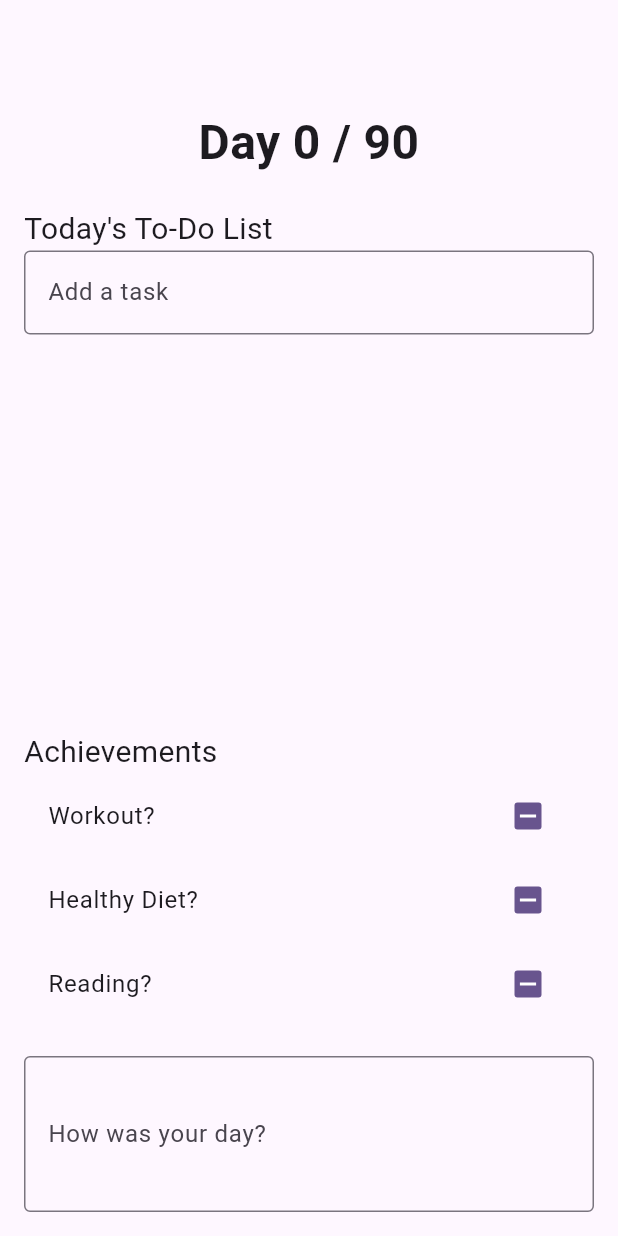
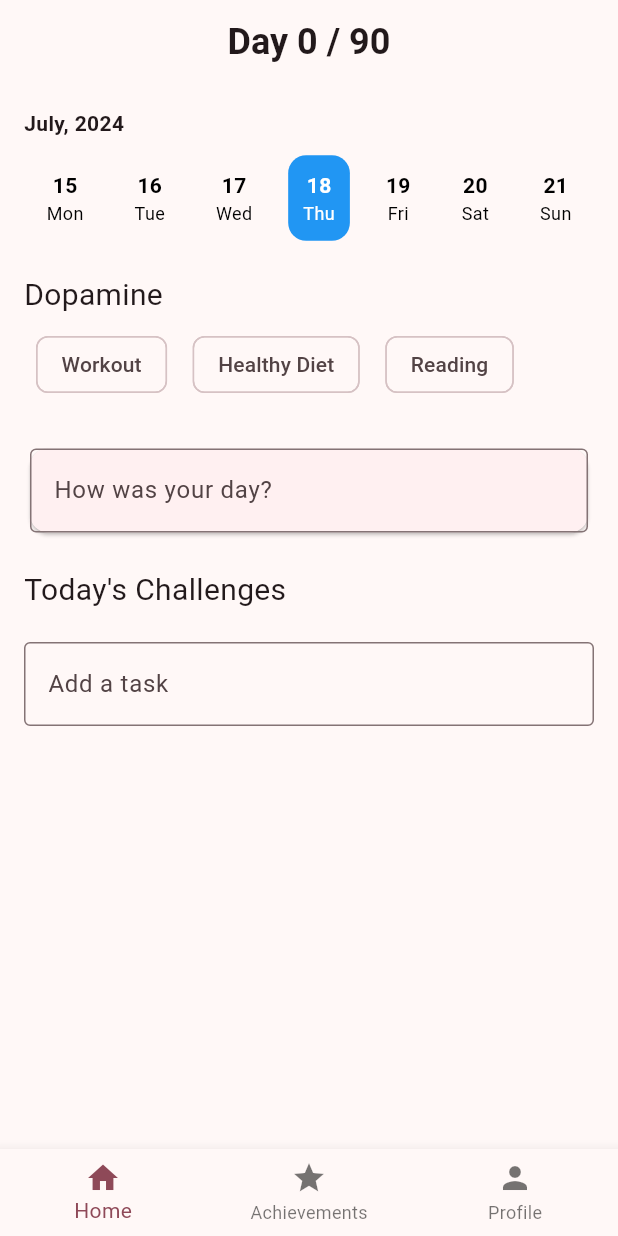
Before and after one commit to ranvirpawar/Super-90, a Flutter app: the screen it shows after launch, on a phone screen of 412 x 824 dp. Run offline on Flutter 3.47's test engine with Material 3 defaults, Android fonts, the phone set to English and light mode, and no system bars; our stand-ins replace get, shared_preferences, table_calendar.

Commit message:
refactor: view-layout

```diff
--- /dev/null
+++ b/lib/constants/app_strings.dart
@@ -0,0 +1,5 @@
+class AppString{
+static const String appName = "Super 90";
+static const String todaysChallenges = "Today's Challenges";
+static const String dopamineText = "Dopamine";
+}
--- a/lib/main.dart
+++ b/lib/main.dart
@@ -1,5 +1,6 @@
 import 'package:flutter/material.dart';
 import 'package:super90/view/homescreen.dart';
+import 'package:super90/view/app_screen.dart';
 
 void main() {
   runApp(const MyApp());
@@ -15,10 +16,12 @@ class MyApp extends StatelessWidget {
       debugShowCheckedModeBanner: false,
       title: 'Flutter Demo',
       theme: ThemeData(
-        colorScheme: ColorScheme.fromSeed(seedColor: Colors.deepPurple),
+        colorScheme: ColorScheme.fromSeed(
+          seedColor: Color.fromARGB(255, 190, 10, 82),
+        ),
         useMaterial3: true,
       ),
-      home: HomeScreen(),
+      home: AppScreen(),
     );
   }
 }
--- /dev/null
+++ b/lib/view/app_screen.dart
@@ -0,0 +1,54 @@
+import 'package:flutter/material.dart';
+import 'package:super90/view/achivements.dart';
+import 'package:super90/view/homescreen.dart';
+
+class AppScreen extends StatefulWidget {
+  const AppScreen({super.key});
+
+  @override
+  State<AppScreen> createState() => _AppScreenState();
+}
+
+class _AppScreenState extends State<AppScreen> {
+  int _currentIndex = 0;
+
+  final List<Widget> _children = [
+    HomeScreen(),
+    Achievements(),
+    Profile(), // Assuming you have a Profile screen
+  ];
+
+  void _onItemTapped(int index) {
+    setState(() {
+      _currentIndex = index;
+    });
+  }
+
+  @override
+  Widget build(BuildContext context) {
+    return Scaffold(
+      body: IndexedStack(
+        index: _currentIndex,
+        children: _children,
+      ),
+      bottomNavigationBar: BottomNavigationBar(
+        currentIndex: _currentIndex,
+        onTap: _onItemTapped,
+        items: [
+          BottomNavigationBarItem(
+            icon: Icon(Icons.home),
+            label: 'Home',
+          ),
+          BottomNavigationBarItem(
+            icon: Icon(Icons.star),
+            label: 'Achievements',
+          ),
+          BottomNavigationBarItem(
+            icon: Icon(Icons.person),
+            label: 'Profile',
+          ),
+        ],
+      ),
+    );
+  }
+}
--- a/lib/view/homescreen.dart
+++ b/lib/view/homescreen.dart
@@ -2,12 +2,14 @@ import 'dart:convert';
 
 import 'package:flutter/material.dart';
 import 'package:get/get.dart';
-import 'package:shared_preferences/shared_preferences.dart';
+import 'package:super90/components/horizontal_calender.dart';
+import 'package:super90/constants/app_strings.dart';
 import 'package:super90/controller/achivement_controller.dart';
 import 'package:super90/controller/countdown_controller.dart';
 import 'package:super90/controller/homescreen_controller.dart';
 import 'package:super90/controller/task_controller.dart';
-import 'package:super90/data/model/dailydata_model.dart';
+import 'package:super90/data/model/task_model.dart';
+import 'package:super90/view/achivements.dart';
 
 class HomeScreen extends StatelessWidget {
   final CountdownController countdownController =
@@ -17,26 +19,81 @@ class HomeScreen extends StatelessWidget {
   Widget build(BuildContext context) {
     final currentDate = DateTime.now().toIso8601String().split('T')[0];
     final TaskController taskController = Get.put(TaskController(currentDate));
-    final AchievementController achievementController =
-        Get.put(AchievementController(currentDate));
+    final DopamineController achievementController =
+        Get.put(DopamineController(currentDate));
     final HomeScreenController homeScreenController =
         Get.put(HomeScreenController());
 
     return Scaffold(
-      appBar: AppBar(),
+      appBar: AppBar(
+        title: Obx(
+          () => Text(
+            'Day ${countdownController.daysPassed} / 90',
+            style: TextStyle(fontSize: 24, fontWeight: FontWeight.bold),
+            textAlign: TextAlign.center,
+          ),
+        ),
+        centerTitle: true,
+      ),
       body: Padding(
         padding: const EdgeInsets.all(16.0),
+        child: Expanded(
           child: Column(
             mainAxisAlignment: MainAxisAlignment.start,
             crossAxisAlignment: CrossAxisAlignment.stretch,
             children: [
-            Obx(() => Text(
-                  'Day ${countdownController.daysPassed} / 90',
-                  style: TextStyle(fontSize: 32, fontWeight: FontWeight.bold),
-                  textAlign: TextAlign.center,
-                )),
+              HorizontalCalendar(
+                onSelected: (selectedDate) {
+                  // Update controllers with the selected date
+                  final formattedDate =
+                      selectedDate.toIso8601String().split('T')[0];
+                },
+              ),
               SizedBox(height: 20),
-            Text('Today\'s To-Do List', style: TextStyle(fontSize: 20)),
+              const Text(AppString.dopamineText,
+                  style: TextStyle(fontSize: 20)),
+              Wrap(
+                spacing: 1,
+                runSpacing: 0.5,
+                children: [
+                  Obx(
+                    () => DopamineChips(
+                        achievementController: achievementController,
+                        title: 'Workout',
+                        isSelected: achievementController.workout.value),
+                  ),
+                  Obx(
+                    () => DopamineChips(
+                        title: 'Healthy Diet',
+                        achievementController: achievementController,
+                        isSelected: achievementController.healthyDiet.value),
+                  ),
+                  Obx(
+                    () => DopamineChips(
+                        title: 'Reading',
+                        achievementController: achievementController,
+                        isSelected: achievementController.reading.value),
+                  ),
+                ],
+              ),
+              SizedBox(height: 20),
+              Card(
+                child: TextField(
+                  decoration: InputDecoration(
+                    border: OutlineInputBorder(),
+                    labelText: 'How was your day?',
+                  ),
+                  onChanged: (text) {
+                    homeScreenController.saveDailyNote(currentDate, text);
+                  },
+                ),
+              ),
+              SizedBox(height: 20),
+              const Text(
+                AppString.todaysChallenges,
+                style: TextStyle(fontSize: 20),
+              ),
+              const SizedBox(height: 20),
               TextField(
                 decoration: InputDecoration(
                   labelText: 'Add a task',
@@ -49,56 +106,109 @@ class HomeScreen extends StatelessWidget {
                 },
               ),
               Expanded(
-              child: Obx(() => ListView.builder(
+                child: Obx(
+                  () => ListView.builder(
                     itemCount: taskController.tasks.length,
                     itemBuilder: (context, index) {
                       final task = taskController.tasks[index];
-                      return CheckboxListTile(
-                        title: Text(task.title),
+                      return _buildTaskTile(task, taskController, context);
+                    },
+                  ),
+                ),
+              ),
+            ],
+          ),
+        ),
+      ),
+    );
+  }
+
+  Widget _buildTaskTile(
+      Task task, TaskController controller, BuildContext context) {
+    TextEditingController editingController =
+        TextEditingController(text: task.title);
+    bool isEditing = false;
+
+    return ListTile(
+      title: isEditing
+          ? TextField(
+              controller: editingController,
+              onSubmitted: (newValue) {
+                controller.editTask(task, newValue);
+                isEditing = false; // Reset editing mode
+              },
+            )
+          : Text(task.title),
+      onTap: () {
+        // Toggle editing mode
+        isEditing = !isEditing;
+        if (isEditing) {
+          editingController.text =
+              task.title; // Initialize text field with task title
+        } else {
+          controller.editTask(
+              task, editingController.text); // Save changes on tap away
+        }
+      },
+      leading: IconButton(
+        icon: Icon(Icons.edit),
+        onPressed: () {
+          // Toggle editing mode directly
+          isEditing = !isEditing;
+          if (isEditing) {
+            editingController.text =
+                task.title; // Initialize text field with task title
+          }
+        },
+      ),
+      trailing: Row(
+        mainAxisSize: MainAxisSize.min,
+        children: [
+          IconButton(
+            icon: Icon(Icons.delete),
+            onPressed: () {
+              controller.deleteTask(task);
+            },
+          ),
+          Checkbox(
             value: task.isDone,
             onChanged: (bool? value) {
-                          taskController.toggleTaskStatus(index);
-                        },
-                      );
-                    },
-                  )),
-            ),
-            SizedBox(height: 20),
-            Text('Achievements', style: TextStyle(fontSize: 20)),
-            Obx(() => CheckboxListTile(
-                  title: Text('Workout?'),
-                  value: achievementController.workout.value,
-                  onChanged: (bool? value) {
-                    achievementController.toggleWorkout();
-                  },
-                )),
-            Obx(() => CheckboxListTile(
-                  title: Text('Healthy Diet?'),
-                  value: achievementController.healthyDiet.value,
-                  onChanged: (bool? value) {
-                    achievementController.toggleHealthyDiet();
-                  },
-                )),
-            Obx(() => CheckboxListTile(
-                  title: Text('Reading?'),
-                  value: achievementController.reading.value,
-                  onChanged: (bool? value) {
-                    achievementController.toggleReading();
-                  },
-                )),
-            SizedBox(height: 20),
-            TextField(
-              decoration: InputDecoration(
-                border: OutlineInputBorder(),
-                labelText: 'How was your day?',
-              ),
-              maxLines: 3,
-              onChanged: (text) {
-                homeScreenController.saveDailyNote(currentDate, text);
+              controller.toggleTaskStatus(controller.tasks.indexOf(task));
             },
           ),
         ],
       ),
+    );
+  }
+}
+
+class DopamineChips extends StatelessWidget {
+  const DopamineChips({
+    super.key,
+    required this.achievementController,
+    required this.title,
+    required this.isSelected,
+  });
+  final String title;
+  final DopamineController achievementController;
+  final bool isSelected;
+
+  @override
+  Widget build(BuildContext context) {
+    return Padding(
+      padding: const EdgeInsets.all(8.0),
+      child: ChoiceChip(
+        label: Text(title),
+        selected: isSelected,
+        onSelected: (bool selected) {
+          if (title == 'Workout') {
+            achievementController.toggleWorkout();
+          } else if (title == 'Healthy Diet') {
+            achievementController.toggleHealthyDiet();
+          } else if (title == 'Reading') {
+            achievementController.toggleReading();
+          }
+        },
       ),
     );
   }
--- a/pubspec.yaml
+++ b/pubspec.yaml
@@ -37,6 +37,8 @@ dependencies:
   cupertino_icons: ^1.0.2
   get: ^4.6.6
   shared_preferences: ^2.2.3
+  intl: ^0.19.0
+  table_calendar: ^3.1.2
 
 dev_dependencies:
   flutter_test:
```
Also changed, not shown: lib/view/achivements.dart (added, +33 -0 lines), pubspec.lock, 1 other file. Lines whose indentation alone changed are shown as unchanged.
